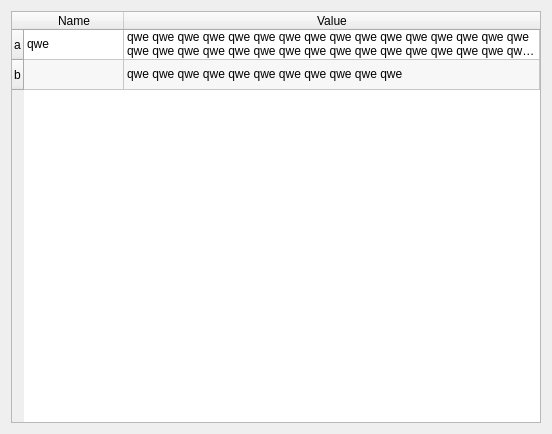
nextgis/qgis_identifyplus, file ui/attributestable.ui: the form before one commit.
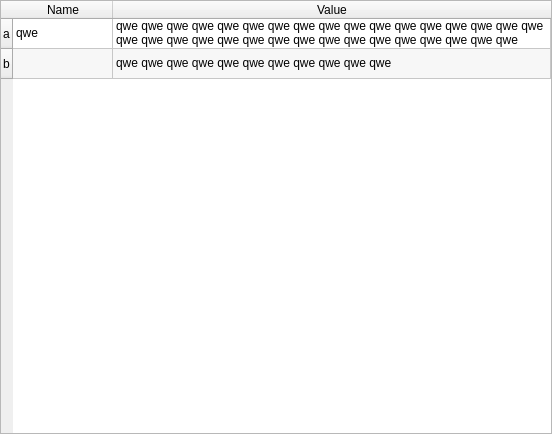
The form after the commit.

The edit to the form file:
```diff
--- a/ui/attributestable.ui
+++ b/ui/attributestable.ui
@@ -14,8 +14,26 @@
    <string>Form</string>
   </property>
   <layout class="QVBoxLayout" name="verticalLayout">
+   <property name="spacing">
+    <number>0</number>
+   </property>
+   <property name="margin">
+    <number>0</number>
+   </property>
    <item>
     <widget class="QTableWidget" name="tblAttributes">
+     <property name="sizePolicy">
+      <sizepolicy hsizetype="Preferred" vsizetype="Preferred">
+       <horstretch>0</horstretch>
+       <verstretch>0</verstretch>
+      </sizepolicy>
+     </property>
+     <property name="horizontalScrollBarPolicy">
+      <enum>Qt::ScrollBarAsNeeded</enum>
+     </property>
+     <property name="autoScroll">
+      <bool>true</bool>
+     </property>
      <property name="editTriggers">
       <set>QAbstractItemView::NoEditTriggers</set>
      </property>
@@ -28,6 +46,15 @@
      <property name="selectionBehavior">
       <enum>QAbstractItemView::SelectRows</enum>
      </property>
+     <property name="textElideMode">
+      <enum>Qt::ElideNone</enum>
+     </property>
+     <property name="verticalScrollMode">
+      <enum>QAbstractItemView::ScrollPerItem</enum>
+     </property>
+     <property name="showGrid">
+      <bool>true</bool>
+     </property>
      <attribute name="horizontalHeaderStretchLastSection">
       <bool>true</bool>
      </attribute>
```
